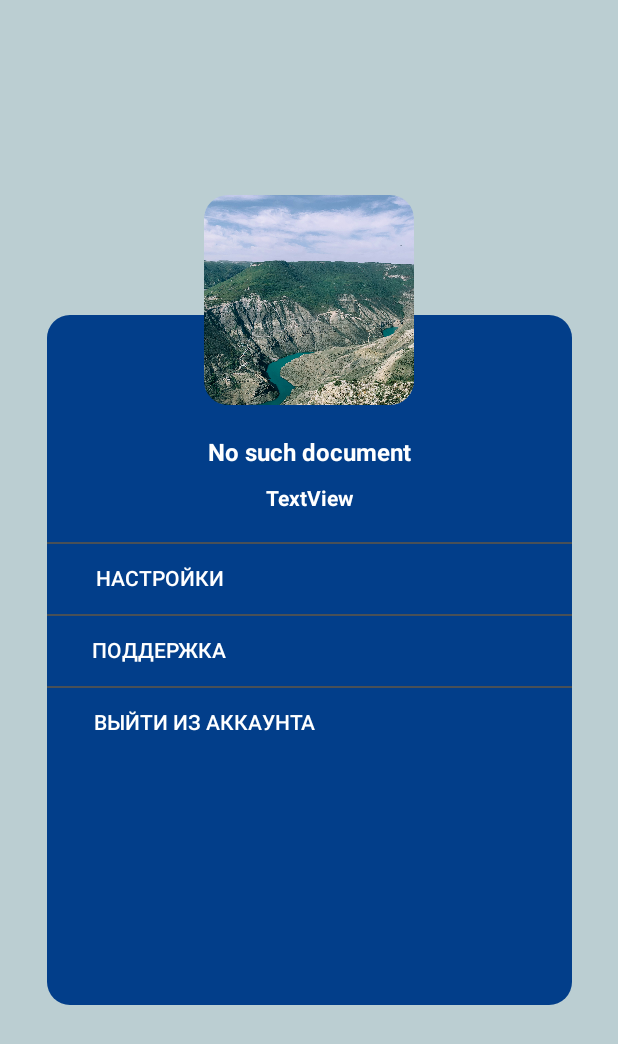
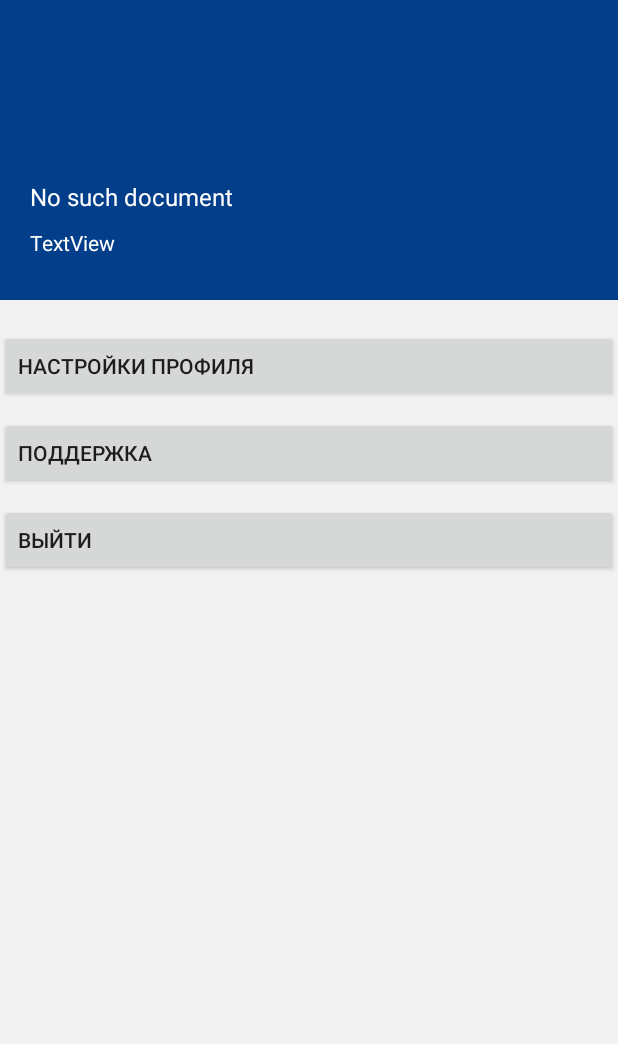
Before and after one commit to litlbo1/SkyCarta, an Android app: the fragment GalleryFragment shown on its own in the app's theme, on a phone screen of 412 x 824 dp. Shown: the top 1044 px of the screen. Run offline under Robolectric (Android 15) with nearby library versions, the light colour scheme and no system bars; our stand-ins replace Firebase (no records; nobody signed in at launch, a user with empty details on screens opened directly).

Commit message:
SkyCarta - 0.2.0 (Parcer Data)

```diff
--- a/app/src/main/AndroidManifest.xml
+++ b/app/src/main/AndroidManifest.xml
@@ -19,6 +19,12 @@
         android:supportsRtl="true"
         android:theme="@style/Theme.SkyCarta"
         tools:targetApi="31">
+        <activity
+            android:name=".Admin_invite_screen"
+            android:exported="false" />
+        <activity
+            android:name=".Messages_users_screen"
+            android:exported="false" />
         <activity
             android:name=".Admin_main_screen"
             android:exported="false" />
--- a/app/src/main/java/com/example/skycarta/Search_screen.kt
+++ b/app/src/main/java/com/example/skycarta/Search_screen.kt
@@ -69,6 +69,7 @@ class Search_screen : AppCompatActivity() {
                 1 -> {
                     val intent = Intent(this, Test_Test::class.java)
                     intent.putExtra("AIRPORT_ID", airportId)
+                    intent.putExtra("AIRPORT_NAME", airport) // Передаем название аэропорта
                     startActivity(intent)
                 }
             }
--- a/app/src/main/java/com/example/skycarta/ui/gallery/GalleryFragment.kt
+++ b/app/src/main/java/com/example/skycarta/ui/gallery/GalleryFragment.kt
@@ -66,9 +66,6 @@ class GalleryFragment : Fragment() {
         val galleryViewModel =
             ViewModelProvider(this, ViewModelProvider.NewInstanceFactory()).get(GalleryViewModel::class.java)
 
-        galleryViewModel.text.observe(viewLifecycleOwner) {
-            binding.textGallery.text = it
-        }
 
         return root
     }
--- a/app/src/main/res/layout/favorite_item.xml
+++ b/app/src/main/res/layout/favorite_item.xml
@@ -2,12 +2,12 @@
 <LinearLayout xmlns:android="http://schemas.android.com/apk/res/android"
     android:layout_width="match_parent"
     android:layout_height="wrap_content"
-    android:orientation="horizontal"
+    android:orientation="vertical"
     android:padding="8dp">
 
     <TextView
         android:id="@+id/favoriteInfoTextView"
-        android:layout_width="0dp"
+        android:layout_width="match_parent"
         android:layout_height="wrap_content"
         android:layout_weight="1"
         android:text="Favorite Information"
--- a/app/src/main/res/layout/fragment_gallery.xml
+++ b/app/src/main/res/layout/fragment_gallery.xml
@@ -7,110 +7,68 @@
     android:background="@color/main_blue"
     tools:context=".ui.gallery.GalleryFragment">
 
-    <TextView
-        android:id="@+id/text_gallery"
+
+    <LinearLayout
+        android:id="@+id/linearLayout"
         android:layout_width="match_parent"
-        android:layout_height="wrap_content"
-        android:layout_marginStart="8dp"
-        android:layout_marginTop="8dp"
-        android:layout_marginEnd="8dp"
-        android:textAlignment="center"
-        android:textSize="20sp"
-        app:layout_constraintBottom_toBottomOf="parent"
-        app:layout_constraintEnd_toEndOf="parent"
-        app:layout_constraintHorizontal_bias="0.0"
-        app:layout_constraintStart_toStartOf="parent"
-        app:layout_constraintTop_toTopOf="parent"
-        app:layout_constraintVertical_bias="0.994" />
-
-    <FrameLayout
-        android:layout_width="370dp"
-        android:layout_height="550dp"
-        android:layout_marginTop="130dp"
+        android:layout_height="200dp"
+        android:background="@color/blue"
+        android:orientation="vertical"
         app:layout_constraintEnd_toEndOf="parent"
         app:layout_constraintStart_toStartOf="parent"
         app:layout_constraintTop_toTopOf="parent">
 
+        <TextView
+            android:id="@+id/nameSurnameProf"
+            android:layout_width="match_parent"
+            android:layout_height="wrap_content"
+            android:textSize="16sp"
+            android:textColor="@color/white"
+            android:layout_marginStart="20dp"
+            android:layout_marginTop="120dp"
+            android:text="TextView" />
+
+        <TextView
+            android:id="@+id/emailProf"
+            android:layout_width="match_parent"
+            android:layout_height="wrap_content"
+            android:textSize="14sp"
+            android:textColor="@color/white"
+            android:layout_marginStart="20dp"
+            android:layout_marginTop="10dp"
+            android:text="TextView" />
+    </LinearLayout>
 
     <LinearLayout
-            android:layout_width="350dp"
-            android:layout_height="460dp"
-            android:layout_marginTop="80dp"
-            android:layout_gravity="center_horizontal"
-            android:background="@drawable/btn_main"
-            android:orientation="vertical">
+        android:layout_width="match_parent"
+        android:layout_height="500dp"
+        android:orientation="vertical"
+        app:layout_constraintEnd_toEndOf="parent"
+        app:layout_constraintStart_toStartOf="parent"
+        app:layout_constraintTop_toBottomOf="@+id/linearLayout">
 
-            <TextView
-                android:id="@+id/name_surname_prof"
-                android:gravity="center"
-                android:textStyle="bold"
-                android:textSize="16dp"
-                android:layout_marginTop="80dp"
+        <Button
+            android:id="@+id/button"
+            android:layout_marginTop="20dp"
+            android:textAlignment="textStart"
             android:layout_width="match_parent"
             android:layout_height="wrap_content"
-                android:textColor="@color/white"
-                android:text="TextView" />
-            <TextView
-                android:id="@+id/email_prof"
-                android:gravity="center"
-                android:textStyle="bold"
+            android:text="@string/user_profile_1" />
+
+        <Button
+            android:id="@+id/button2"
             android:layout_marginTop="10dp"
             android:layout_width="match_parent"
             android:layout_height="wrap_content"
-                android:textColor="@color/white"
-                android:text="TextView" />
-
-            <Button
-                android:id="@+id/textButton"
-                android:layout_marginTop="20dp"
-                android:background="@drawable/button_trans"
-                android:layout_width="match_parent"
-                android:textColor="@color/white"
-                android:layout_height="48dp"
-                android:paddingEnd="200dp"
-                android:layout_gravity="center"
-                android:clickable="true"
-                android:focusable="true"
-                android:text="Настройки"
-                tools:ignore="RtlSymmetry" />
-
-            <Button
-                android:id="@+id/textButton1"
-                android:background="@drawable/button_trans"
-                android:layout_width="match_parent"
-                android:layout_height="48dp"
-                android:layout_gravity="center"
-                android:clickable="true"
-                android:paddingEnd="200dp"
-                android:focusable="true"
-                android:textColor="@color/white"
-                android:text="Поддержка"
-                tools:ignore="RtlSymmetry" />
+            android:textAlignment="textStart"
+            android:text="@string/user_profile_2" />
 
         <Button
             android:id="@+id/textButton2"
+            android:layout_marginTop="10dp"
             android:layout_width="match_parent"
-                android:layout_height="48dp"
-                android:layout_gravity="center"
-                android:background="@drawable/button_trans"
-                android:clickable="true"
-                android:focusable="true"
-                android:paddingEnd="140dp"
-                android:text="Выйти из аккаунта"
-                android:textColor="@color/white"
-                tools:ignore="RtlSymmetry" />
-
+            android:layout_height="wrap_content"
+            android:textAlignment="textStart"
+            android:text="@string/user_profile_3" />
     </LinearLayout>
-
-        <com.google.android.material.imageview.ShapeableImageView
-            app:shapeAppearanceOverlay="@style/RoundedCorners"
-            android:layout_gravity="center_horizontal"
-            android:id="@+id/imageView7"
-            android:scaleType="centerCrop"
-            android:layout_width="140dp"
-            android:layout_height="140dp"
-            app:srcCompat="@drawable/dagestan_img" />
-
-
-    </FrameLayout>
 </androidx.constraintlayout.widget.ConstraintLayout>
--- a/app/src/main/res/values/colors.xml
+++ b/app/src/main/res/values/colors.xml
@@ -5,6 +5,6 @@
     <color name="backgroud">#121212</color>
     <color name="grey">#adb5bd</color>
     <color name="blue">#023E8A</color>
-    <color name="main_blue">#BBCED2</color>
+    <color name="main_blue">#F2F2F2</color>
     <color name="grey2">#495057</color>
 </resources>
--- a/app/src/main/res/values/strings.xml
+++ b/app/src/main/res/values/strings.xml
@@ -16,6 +16,7 @@
     <string name="pass">Пароль</string>
     <string name="name">Имя</string>
     <string name="surname">Фамилия</string>
+    <string name="fav_btn">Добавить в избранное</string>
 
     <string name="title_activity_lobby_screen2">Lobby_screen2</string>
     <string name="navigation_drawer_open">Open navigation drawer</string>
@@ -30,7 +31,18 @@
     <string name="user_name">Вехов Эдуард</string>
     <string name="admin_label">Добро подаловать Администратор</string>
 
-
     //main screen
     <string name="btn_main_search">Найти рейс</string>
+    <string name="lobby_label">Куда полетим сегодня?</string>
+
+
+    //admin
+    <string name="admin_screen1">Модерировать обращения</string>
+    <string name="admin_screen2">Отправить заявку Администратору</string>
+
+
+    //user_profile
+    <string name="user_profile_1">Настройки профиля</string>
+    <string name="user_profile_2">Поддержка</string>
+    <string name="user_profile_3">Выйти</string>
 </resources>
--- a/app/src/main/res/xml/network_security_config.xml
+++ b/app/src/main/res/xml/network_security_config.xml
@@ -1,6 +1,6 @@
 <?xml version="1.0" encoding="utf-8"?>
 <network-security-config>
     <domain-config cleartextTrafficPermitted="true">
-        <domain includeSubdomains="true">10.0.2.2</domain>
+        <domain includeSubdomains="true">192.168.1.44</domain>
     </domain-config>
 </network-security-config>
```
Also changed, not shown: app/src/main/java/com/example/skycarta/Admin_invite_screen.kt (added, +11 -0 lines), app/src/main/java/com/example/skycarta/Admin_main_screen.kt (+17 -1 lines), app/src/main/java/com/example/skycarta/Messages_users_screen.kt (added, +11 -0 lines), app/src/main/java/com/example/skycarta/Test_Test.kt (+13 -4 lines), app/src/main/res/layout/activity_admin_invite_screen.xml (added, +9 -0 lines), app/src/main/res/layout/activity_admin_main_screen.xml (+14 -0 lines), app/src/main/res/layout/activity_messages_users_screen.xml (added, +9 -0 lines), app/src/main/res/layout/activity_test_test.xml (+18 -5 lines), app/src/main/res/layout/flight_item.xml (+14 -7 lines), app/src/main/res/layout/fragment_home.xml (+11 -13 lines). Lines whose indentation alone changed are shown as unchanged.
